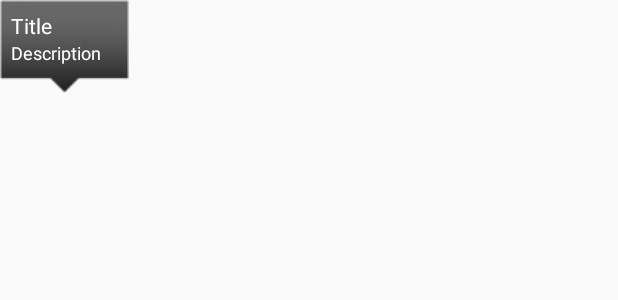
After one commit to DanhVT/TripMaester_final, an Android app: the layout bonuspack_bubble_black.xml on its own in the app's theme, with its tools: preview values and no code run, on a phone screen of 412 x 824 dp. The commit adds this screen. Shown: the top 300 px of the screen. Run offline under Robolectric (Android 15) with nearby library versions, the phone set to English and light mode, and no system bars.

Commit message:
Fix error not show image and add star rating

```diff
--- a/trunk/TripMaester/app/src/main/java/group/traffic/nhn/map/POIInfoWindow.java
+++ b/trunk/TripMaester/app/src/main/java/group/traffic/nhn/map/POIInfoWindow.java
@@ -2,6 +2,7 @@ package group.traffic.nhn.map;
 
 import android.view.View;
 import android.widget.Button;
+import android.widget.ImageView;
 
 import org.osmdroid.bonuspack.location.POI;
 import org.osmdroid.bonuspack.overlays.Marker;
--- /dev/null
+++ b/trunk/TripMaester/app/src/main/res/drawable-v21/ic_star_amber_50_24dp.xml
@@ -0,0 +1,4 @@
+<?xml version="1.0" encoding="UTF-8" standalone="no"?>
+<vector xmlns:android="http://schemas.android.com/apk/res/android" android:height="24dp" android:viewportHeight="24.0" android:viewportWidth="24.0" android:width="24dp">
+    <path android:fillColor="#FFF8E1" android:pathData="M12,17.27L18.18,21l-1.64,-7.03L22,9.24l-7.19,-0.61L12,2 9.19,8.63 2,9.24l5.46,4.73L5.82,21z"/>
+</vector>
--- /dev/null
+++ b/trunk/TripMaester/app/src/main/res/drawable-v21/ic_star_yellow_200_24dp.xml
@@ -0,0 +1,4 @@
+<?xml version="1.0" encoding="UTF-8" standalone="no"?>
+<vector xmlns:android="http://schemas.android.com/apk/res/android" android:height="24dp" android:viewportHeight="24.0" android:viewportWidth="24.0" android:width="24dp">
+    <path android:fillColor="#FFF59D" android:pathData="M12,17.27L18.18,21l-1.64,-7.03L22,9.24l-7.19,-0.61L12,2 9.19,8.63 2,9.24l5.46,4.73L5.82,21z"/>
+</vector>
--- /dev/null
+++ b/trunk/TripMaester/app/src/main/res/drawable-v21/ic_star_yellow_400_24dp.xml
@@ -0,0 +1,4 @@
+<?xml version="1.0" encoding="UTF-8" standalone="no"?>
+<vector xmlns:android="http://schemas.android.com/apk/res/android" android:height="24dp" android:viewportHeight="24.0" android:viewportWidth="24.0" android:width="24dp">
+    <path android:fillColor="#FFEE58" android:pathData="M12,17.27L18.18,21l-1.64,-7.03L22,9.24l-7.19,-0.61L12,2 9.19,8.63 2,9.24l5.46,4.73L5.82,21z"/>
+</vector>
--- /dev/null
+++ b/trunk/TripMaester/app/src/main/res/drawable-v21/ic_star_yellow_700_24dp.xml
@@ -0,0 +1,4 @@
+<?xml version="1.0" encoding="UTF-8" standalone="no"?>
+<vector xmlns:android="http://schemas.android.com/apk/res/android" android:height="24dp" android:viewportHeight="24.0" android:viewportWidth="24.0" android:width="24dp">
+    <path android:fillColor="#FBC02D" android:pathData="M12,17.27L18.18,21l-1.64,-7.03L22,9.24l-7.19,-0.61L12,2 9.19,8.63 2,9.24l5.46,4.73L5.82,21z"/>
+</vector>
--- /dev/null
+++ b/trunk/TripMaester/app/src/main/res/drawable/ic_star_amber_50_24dp.xml
@@ -0,0 +1,4 @@
+<?xml version="1.0" encoding="UTF-8" standalone="no"?>
+<vector xmlns:android="http://schemas.android.com/apk/res/android" android:height="24dp" android:viewportHeight="24.0" android:viewportWidth="24.0" android:width="24dp">
+    <path android:fillColor="#FFF8E1" android:pathData="M12,17.27L18.18,21l-1.64,-7.03L22,9.24l-7.19,-0.61L12,2 9.19,8.63 2,9.24l5.46,4.73L5.82,21z"/>
+</vector>
--- /dev/null
+++ b/trunk/TripMaester/app/src/main/res/drawable/ic_star_yellow_200_24dp.xml
@@ -0,0 +1,4 @@
+<?xml version="1.0" encoding="UTF-8" standalone="no"?>
+<vector xmlns:android="http://schemas.android.com/apk/res/android" android:height="24dp" android:viewportHeight="24.0" android:viewportWidth="24.0" android:width="24dp">
+    <path android:fillColor="#FFF59D" android:pathData="M12,17.27L18.18,21l-1.64,-7.03L22,9.24l-7.19,-0.61L12,2 9.19,8.63 2,9.24l5.46,4.73L5.82,21z"/>
+</vector>
--- /dev/null
+++ b/trunk/TripMaester/app/src/main/res/drawable/ic_star_yellow_400_24dp.xml
@@ -0,0 +1,4 @@
+<?xml version="1.0" encoding="UTF-8" standalone="no"?>
+<vector xmlns:android="http://schemas.android.com/apk/res/android" android:height="24dp" android:viewportHeight="24.0" android:viewportWidth="24.0" android:width="24dp">
+    <path android:fillColor="#FFEE58" android:pathData="M12,17.27L18.18,21l-1.64,-7.03L22,9.24l-7.19,-0.61L12,2 9.19,8.63 2,9.24l5.46,4.73L5.82,21z"/>
+</vector>
--- /dev/null
+++ b/trunk/TripMaester/app/src/main/res/drawable/ic_star_yellow_700_24dp.xml
@@ -0,0 +1,4 @@
+<?xml version="1.0" encoding="UTF-8" standalone="no"?>
+<vector xmlns:android="http://schemas.android.com/apk/res/android" android:height="24dp" android:viewportHeight="24.0" android:viewportWidth="24.0" android:width="24dp">
+    <path android:fillColor="#FBC02D" android:pathData="M12,17.27L18.18,21l-1.64,-7.03L22,9.24l-7.19,-0.61L12,2 9.19,8.63 2,9.24l5.46,4.73L5.82,21z"/>
+</vector>
--- /dev/null
+++ b/trunk/TripMaester/app/src/main/res/layout/bonuspack_bubble_black.xml
@@ -0,0 +1,52 @@
+<?xml version="1.0" encoding="UTF-8"?>
+<LinearLayout xmlns:android="http://schemas.android.com/apk/res/android"
+    android:layout_width="wrap_content"
+    android:layout_height="wrap_content"
+    android:orientation="horizontal"
+    android:background="@drawable/bonuspack_bubble_black" >
+    <ImageView android:id="@+id/bubble_image_black"
+        android:layout_width="65dp"
+        android:layout_height="65dp"
+        android:paddingLeft="5dp"
+        android:visibility="gone" />
+    <LinearLayout
+        android:layout_width="wrap_content"
+        android:layout_height="wrap_content"
+        android:orientation="vertical" >
+        <LinearLayout
+            android:layout_width="wrap_content"
+            android:layout_height="wrap_content"
+            android:orientation="horizontal" >
+            <TextView android:id="@+id/bubble_title"
+                android:layout_width="wrap_content"
+                android:layout_height="wrap_content"
+                android:textColor="#FFFFFF"
+                android:maxEms="17"
+                android:layout_gravity="left"
+                android:layout_weight="1"
+                android:text="Title" />
+            <Button android:id="@+id/bubble_moreinfo"
+                android:background="@drawable/btn_moreinfo"
+                android:visibility="gone"
+                android:layout_width="wrap_content"
+                android:layout_height="wrap_content"
+                android:layout_gravity="right"
+                android:layout_weight="0" />
+        </LinearLayout>
+        <TextView android:id="@+id/bubble_description"
+            android:layout_width="wrap_content"
+            android:layout_height="wrap_content"
+            android:textColor="#FFFFFF"
+            android:textSize="12dp"
+            android:maxEms="17"
+            android:text="Description" />
+        <TextView android:id="@+id/bubble_subdescription"
+            android:layout_width="wrap_content"
+            android:layout_height="wrap_content"
+            android:textColor="#FFFFFF"
+            android:textSize="10dp"
+            android:maxEms="17"
+            android:text="Address"
+            android:visibility="gone" />
+    </LinearLayout>
+</LinearLayout>
--- a/trunk/TripMaester/app/src/main/res/layout/image_listview_infowindow.xml
+++ b/trunk/TripMaester/app/src/main/res/layout/image_listview_infowindow.xml
@@ -24,6 +24,7 @@
             android:text="Male" />
 
         <RadioButton
+            android:id="@+id/femaleRadioButton"
             android:layout_width="wrap_content"
             android:layout_height="wrap_content"
             android:layout_alignParentLeft="true"
--- a/trunk/TripMaester/app/src/main/res/layout/itinerary_bubble.xml
+++ b/trunk/TripMaester/app/src/main/res/layout/itinerary_bubble.xml
@@ -6,6 +6,7 @@
     android:orientation="horizontal" >
 
     <ImageView
+        android:id="@+id/bubble_image"
         android:layout_width="65dp"
         android:layout_height="65dp"
         android:contentDescription="@string/btn_capture"
@@ -22,6 +23,7 @@
             android:orientation="horizontal" >
 
             <TextView
+                android:id="@+id/bubble_title"
                 android:layout_width="wrap_content"
                 android:layout_height="wrap_content"
                 android:maxEms="17"
@@ -30,6 +32,7 @@
         </LinearLayout>
 
         <TextView
+            android:id="@+id/bubble_description"
             android:layout_width="153dp"
             android:layout_height="wrap_content"
             android:maxEms="17"
@@ -38,6 +41,7 @@
             android:textSize="12dp" />
 
         <TextView
+            android:id="@+id/bubble_subdescription"
             android:layout_width="wrap_content"
             android:layout_height="wrap_content"
             android:maxEms="17"
```
Also changed, not shown: trunk/TripMaester/app/src/main/java/group/traffic/nhn/map/MapFragment.java (+103 -2 lines), trunk/TripMaester/app/src/main/res/layout/bonuspack_bubble.xml (+5 -5 lines), trunk/TripMaester/app/src/main/res/layout/itinerary_bubble_white.xml (added, +61 -0 lines), trunk/TripMaester/app/src/main/res/layout/rate_dialog.xml (+26 -25 lines), trunk/TripMaester/app/src/main/res/drawable-xhdpi/marker_departure.png (added), 1 other file.
